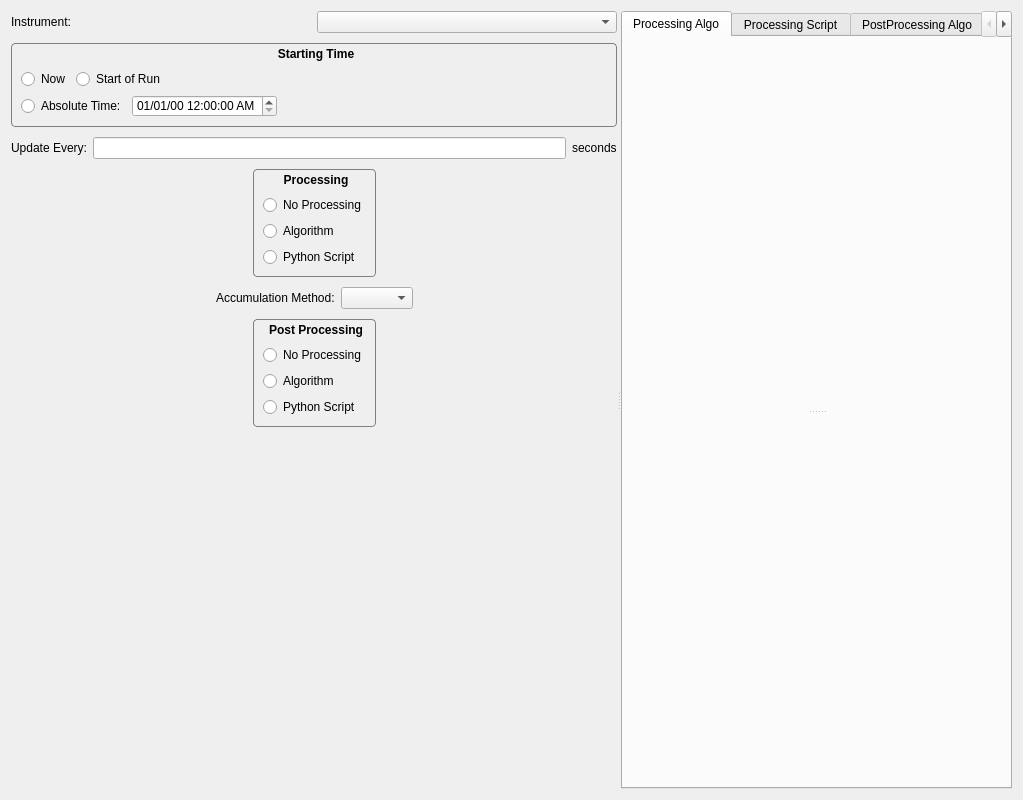
mantidproject/mantid, file Code/Mantid/MantidQt/CustomDialogs/inc/MantidQtCustomDialogs/StartLiveDataDialog.ui: the form before one commit.
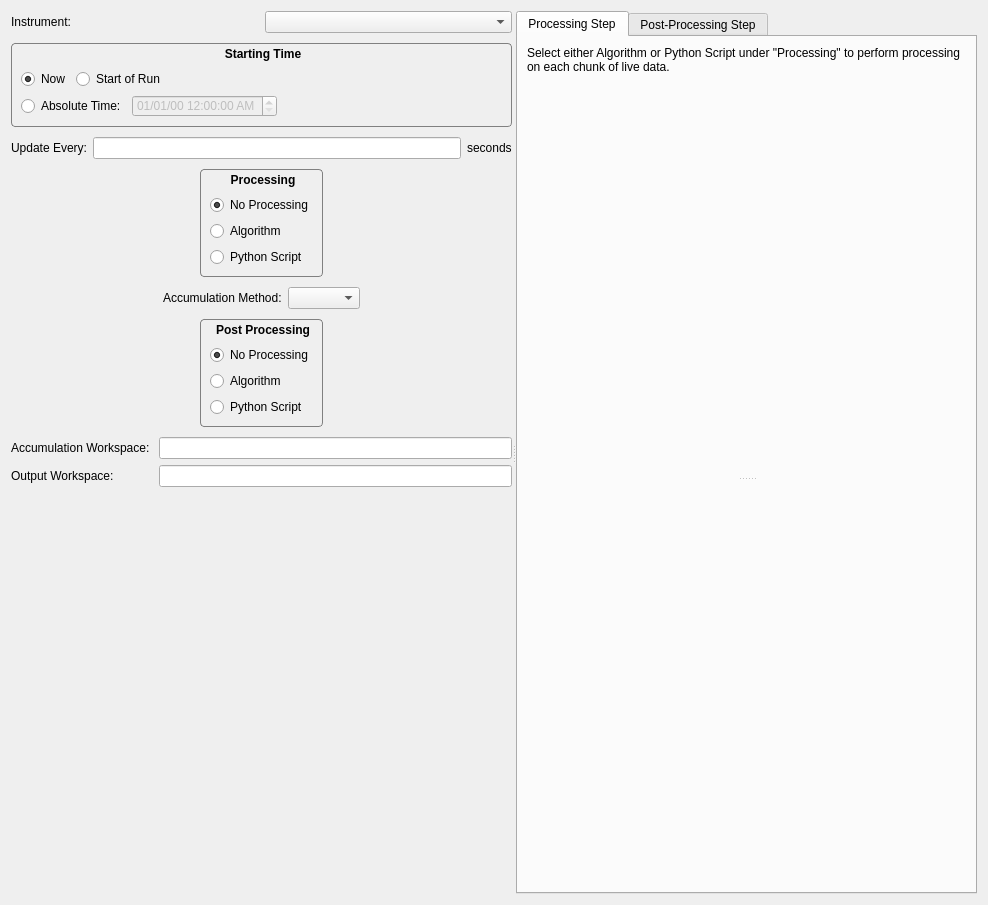
The form after the commit. The open tabs and pages were chosen to show the change. Custom widgets are drawn as their Qt base class.

Commit message: Refs #4931 more StartLiveData gui stuff

What changed in the file:
```diff
--- a/Code/Mantid/MantidQt/CustomDialogs/inc/MantidQtCustomDialogs/StartLiveDataDialog.ui
+++ b/Code/Mantid/MantidQt/CustomDialogs/inc/MantidQtCustomDialogs/StartLiveDataDialog.ui
@@ -6,16 +6,16 @@
    <rect>
     <x>0</x>
     <y>0</y>
-    <width>1023</width>
-    <height>800</height>
+    <width>988</width>
+    <height>905</height>
    </rect>
   </property>
   <property name="windowTitle">
    <string>Dialog</string>
   </property>
-  <layout class="QVBoxLayout" name="verticalLayout_3">
+  <layout class="QVBoxLayout" name="mainLayout">
    <item>
-    <widget class="QSplitter" name="splitter">
+    <widget class="QSplitter" name="splitterMain">
      <property name="orientation">
       <enum>Qt::Horizontal</enum>
      </property>
@@ -62,6 +62,9 @@
               <property name="text">
                <string>Now</string>
               </property>
+              <property name="checked">
+               <bool>true</bool>
+              </property>
              </widget>
             </item>
             <item>
@@ -103,6 +106,9 @@
             </item>
             <item>
              <widget class="QDateTimeEdit" name="dateTimeEdit">
+              <property name="enabled">
+               <bool>false</bool>
+              </property>
               <property name="displayFormat">
                <string>MM/dd/yy hh:mm:ss AP</string>
               </property>
@@ -181,6 +187,9 @@
               <property name="text">
                <string>No Processing</string>
               </property>
+              <property name="checked">
+               <bool>true</bool>
+              </property>
              </widget>
             </item>
             <item>
@@ -295,6 +304,9 @@
               <property name="text">
                <string>No Processing</string>
               </property>
+              <property name="checked">
+               <bool>true</bool>
+              </property>
              </widget>
             </item>
             <item>
@@ -335,6 +347,30 @@
          </item>
         </layout>
        </item>
+       <item>
+        <layout class="QGridLayout" name="gridLayout">
+         <item row="0" column="0">
+          <widget class="QLabel" name="label">
+           <property name="text">
+            <string>Accumulation Workspace: </string>
+           </property>
+          </widget>
+         </item>
+         <item row="0" column="1">
+          <widget class="QLineEdit" name="editAccumulationWorkspace"/>
+         </item>
+         <item row="1" column="0">
+          <widget class="QLabel" name="label_2">
+           <property name="text">
+            <string>Output Workspace: </string>
+           </property>
+          </widget>
+         </item>
+         <item row="1" column="1">
+          <widget class="QLineEdit" name="editOutputWorkspace"/>
+         </item>
+        </layout>
+       </item>
        <item>
         <spacer name="verticalSpacer">
          <property name="orientation">
@@ -356,9 +392,21 @@
       </property>
       <widget class="QWidget" name="tab_1">
        <attribute name="title">
-        <string>Processing Algo</string>
+        <string>Processing Step</string>
        </attribute>
-       <layout class="QHBoxLayout" name="horizontalLayout_3">
+       <layout class="QHBoxLayout" name="horizontalLayout_2">
+        <item>
+         <layout class="QVBoxLayout" name="verticalLayout_3">
+          <item>
+           <widget class="QLabel" name="lblProcessingInfo">
+            <property name="text">
+             <string>Select either Algorithm or Python Script under &quot;Processing&quot; to perform processing on each chunk of live data.</string>
+            </property>
+            <property name="wordWrap">
+             <bool>true</bool>
+            </property>
+           </widget>
+          </item>
         <item>
          <widget class="QSplitter" name="splitterProcessing">
           <property name="orientation">
@@ -376,21 +424,19 @@
           </widget>
          </widget>
         </item>
-       </layout>
-      </widget>
-      <widget class="QWidget" name="tab_2">
-       <attribute name="title">
-        <string>Processing Script</string>
-       </attribute>
-       <layout class="QVBoxLayout" name="verticalLayout">
         <item>
          <widget class="ScriptEditor" name="processingScript"/>
         </item>
        </layout>
+        </item>
+       </layout>
+       <zorder>splitterProcessing</zorder>
+       <zorder>processingScript</zorder>
+       <zorder>processingScript</zorder>
       </widget>
       <widget class="QWidget" name="tab_3">
        <attribute name="title">
-        <string>PostProcessing Algo</string>
+        <string>Post-Processing Step</string>
        </attribute>
        <layout class="QVBoxLayout" name="verticalLayout_2">
         <item>
@@ -406,13 +452,6 @@
           </widget>
          </widget>
         </item>
-       </layout>
-      </widget>
-      <widget class="QWidget" name="tab_4">
-       <attribute name="title">
-        <string>PostProcessing Script</string>
-       </attribute>
-       <layout class="QHBoxLayout" name="horizontalLayout_2">
         <item>
          <widget class="ScriptEditor" name="postScript"/>
         </item>
```
Left out of the diff: 28 changed lines with no effect on the pictures. Lines whose indentation alone changed are shown as unchanged. The commit also changes 5 other files.
